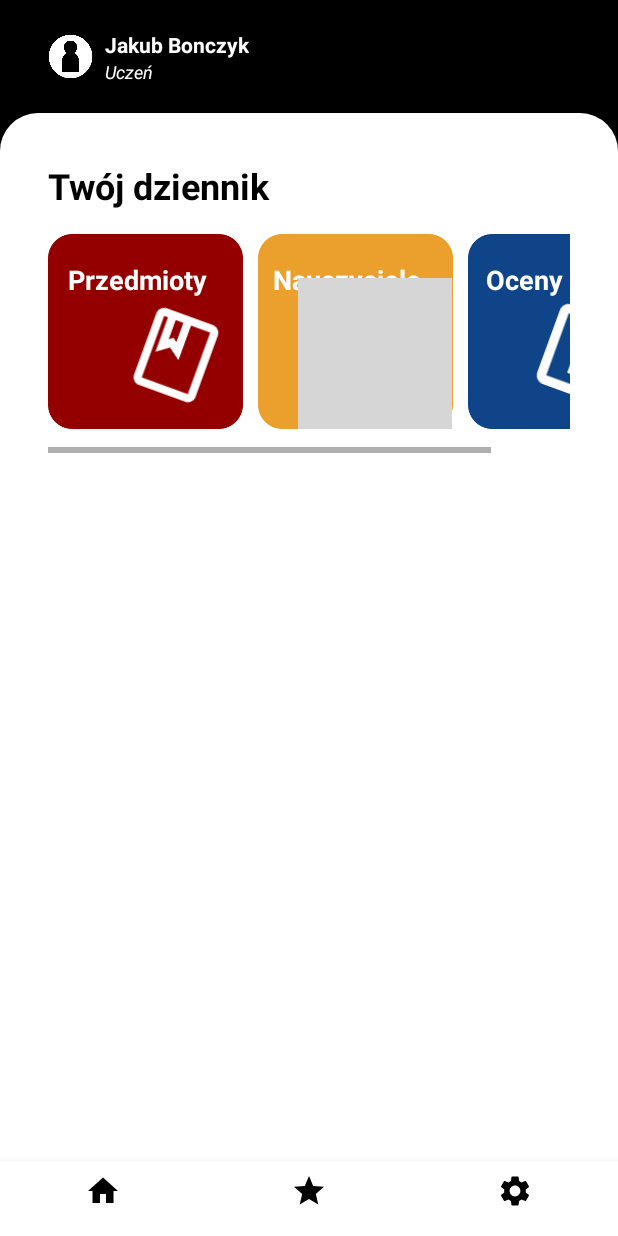
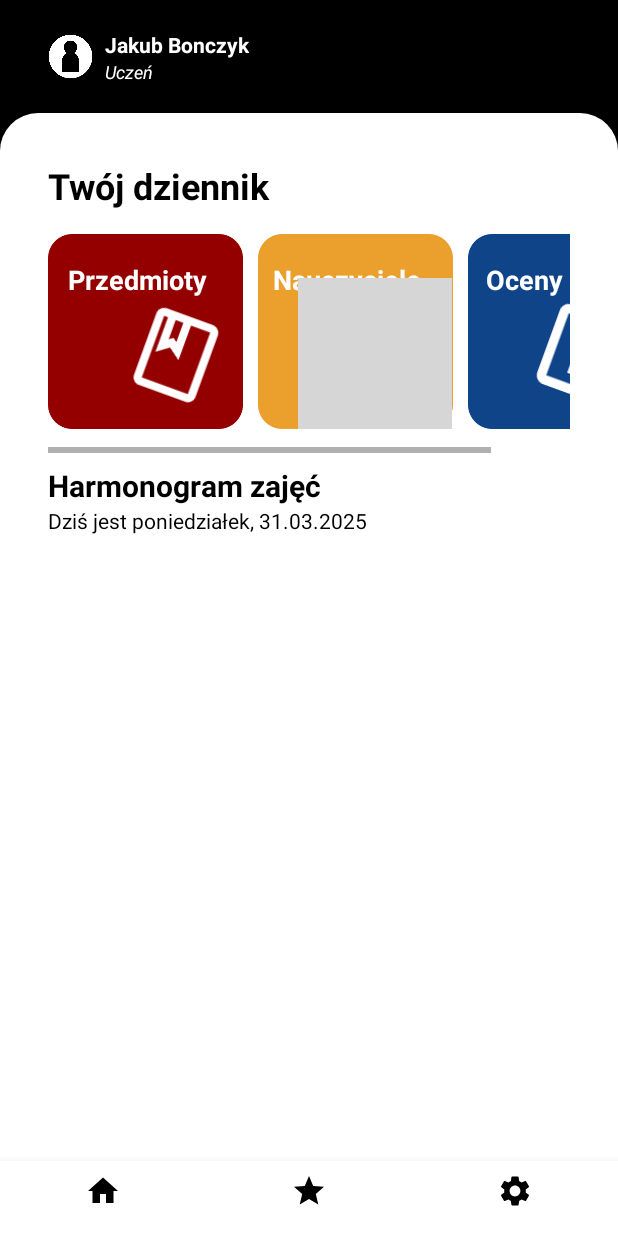
Before and after one commit to jakubbonczyk/MemoriesppAndroid, an Android app: the HomeFragment screen opened directly, with no data from a screen before it, on a phone screen of 412 x 824 dp. Run offline under Robolectric (Android 15) with nearby library versions, the light colour scheme and no system bars; grey boxes are pictures that could not be loaded.

Commit message:
Changes:  - added functionality to Grades button

```diff
--- a/app/src/main/java/com/example/memoriespp/HomeFragment.java
+++ b/app/src/main/java/com/example/memoriespp/HomeFragment.java
@@ -1,5 +1,6 @@
 package com.example.memoriespp;
 
+import android.content.Intent;
 import android.os.Bundle;
 
 import androidx.fragment.app.Fragment;
@@ -7,12 +8,46 @@ import androidx.fragment.app.Fragment;
 import android.view.LayoutInflater;
 import android.view.View;
 import android.view.ViewGroup;
+import android.widget.FrameLayout;
+import android.widget.ImageButton;
+import android.widget.TextView;
+
+import java.text.SimpleDateFormat;
+import java.util.Calendar;
+import java.util.Locale;
 
 public class HomeFragment extends Fragment {
 
     @Override
     public View onCreateView(LayoutInflater inflater, ViewGroup container,
                              Bundle savedInstanceState) {
-        return inflater.inflate(R.layout.fragment_home, container, false);
+        View rootView = inflater.inflate(R.layout.fragment_home, container, false);
+
+        TextView textView12 = rootView.findViewById(R.id.textView12);
+
+        Calendar calendar = Calendar.getInstance();
+
+        String[] dniTygodnia = {
+                "niedziela", "poniedziałek", "wtorek", "środa", "czwartek", "piątek", "sobota"
+        };
+
+        int dayOfWeekIndex = calendar.get(Calendar.DAY_OF_WEEK) - 1;
+
+        SimpleDateFormat dateFormat = new SimpleDateFormat("dd.MM.yyyy", Locale.getDefault());
+        String currentDate = dateFormat.format(calendar.getTime());
+
+        String message = "Dziś jest " + dniTygodnia[dayOfWeekIndex] + ", " + currentDate;
+        textView12.setText(message);
+
+        ImageButton gradesButton = rootView.findViewById(R.id.gradesButton);
+        gradesButton.setOnClickListener(view -> {
+            GradesFragment gradesFragment = new GradesFragment();
+            getActivity().getSupportFragmentManager().beginTransaction()
+                    .replace(R.id.container, gradesFragment)
+                    .addToBackStack(null) // Dodaje transakcję do stosu, by umożliwić powrót
+                    .commit();
+        });
+
+        return rootView;
     }
 }
--- a/app/src/main/java/com/example/memoriespp/MainActivity.java
+++ b/app/src/main/java/com/example/memoriespp/MainActivity.java
@@ -2,12 +2,9 @@ package com.example.memoriespp;
 
 import android.os.Bundle;
 import android.view.MenuItem;
-
 import androidx.appcompat.app.AppCompatActivity;
-
 import com.google.android.material.bottomnavigation.BottomNavigationView;
 import com.google.android.material.navigation.NavigationBarView;
-
 
 public class MainActivity extends AppCompatActivity {
 
@@ -22,27 +19,35 @@ public class MainActivity extends AppCompatActivity {
         setContentView(R.layout.activity_main);
 
         bottomNavigationView = findViewById(R.id.bottom_navigation);
-        getSupportFragmentManager().beginTransaction().replace(R.id.container, homeFragment).commit();
+
+        if (savedInstanceState == null) {
+            getSupportFragmentManager().beginTransaction()
+                    .replace(R.id.container, homeFragment)
+                    .commit();
+        }
 
         bottomNavigationView.setOnItemSelectedListener(new NavigationBarView.OnItemSelectedListener() {
             @Override
             public boolean onNavigationItemSelected(MenuItem item) {
                 int itemId = item.getItemId();
                 if (itemId == R.id.home) {
-                    getSupportFragmentManager().beginTransaction().replace(R.id.container, homeFragment).commit();
+                    getSupportFragmentManager().beginTransaction()
+                            .replace(R.id.container, homeFragment)
+                            .commit();
                     return true;
                 } else if (itemId == R.id.settings) {
-                    getSupportFragmentManager().beginTransaction().replace(R.id.container, settingsFragment).commit();
+                    getSupportFragmentManager().beginTransaction()
+                            .replace(R.id.container, settingsFragment)
+                            .commit();
                     return true;
                 } else if (itemId == R.id.grades) {
-                    getSupportFragmentManager().beginTransaction().replace(R.id.container, gradesFragment).commit();
+                    getSupportFragmentManager().beginTransaction()
+                            .replace(R.id.container, gradesFragment)
+                            .commit();
                     return true;
                 }
                 return false;
             }
         });
-
-
     }
-
 }
--- a/app/src/main/res/layout/fragment_home.xml
+++ b/app/src/main/res/layout/fragment_home.xml
@@ -26,6 +26,7 @@
             tools:ignore="MissingConstraints" />
 
         <HorizontalScrollView
+            android:id="@+id/horizontalScrollView"
             android:layout_width="match_parent"
             android:layout_height="0dp"
             app:layout_constraintEnd_toEndOf="parent"
@@ -39,7 +40,7 @@
                 android:paddingTop="16dp"
                 android:paddingBottom="16dp">
 
-<!--BUTTON 1-->
+                <!--BUTTON 1-->
 
                 <FrameLayout
                     android:layout_width="130dp"
@@ -50,11 +51,11 @@
                         android:id="@+id/classesButton"
                         android:layout_width="130dp"
                         android:layout_height="130dp"
+                        android:layout_marginRight="10dp"
                         android:layout_weight="1"
-                        android:src="@drawable/classes_button"
+                        android:background="@null"
                         android:scaleType="fitCenter"
-                        android:layout_marginRight="10dp"
-                        android:background="@null"/>
+                        android:src="@drawable/classes_button" />
 
                     <TextView
                         android:id="@+id/classesText"
@@ -62,11 +63,11 @@
                         android:layout_height="wrap_content"
                         android:layout_gravity="center|top"
                         android:layout_marginTop="18dp"
+                        android:layout_marginRight="5dp"
                         android:text="Przedmioty"
-                        android:layout_marginRight="5dp"
                         android:textColor="@color/white"
-                        android:textStyle="bold"
-                        android:textSize="18sp" />
+                        android:textSize="18sp"
+                        android:textStyle="bold" />
 
                     <ImageView
                         android:id="@+id/classesIcon"
@@ -79,7 +80,7 @@
                         android:src="@drawable/outline_book_24" />
                 </FrameLayout>
 
-<!--BUTTON 2-->
+                <!--BUTTON 2-->
 
                 <FrameLayout
                     android:layout_width="130dp"
@@ -91,9 +92,9 @@
                         android:id="@+id/teachersButton"
                         android:layout_width="130dp"
                         android:layout_height="130dp"
-                        android:src="@drawable/teachers_button"
+                        android:background="@null"
                         android:scaleType="fitCenter"
-                        android:background="@null" />
+                        android:src="@drawable/teachers_button" />
 
                     <TextView
                         android:id="@+id/teachersText"
@@ -101,11 +102,11 @@
                         android:layout_height="wrap_content"
                         android:layout_gravity="center|top"
                         android:layout_marginTop="18dp"
+                        android:layout_marginRight="5dp"
                         android:text="Nauczyciele"
-                        android:layout_marginRight="5dp"
                         android:textColor="@color/white"
-                        android:textStyle="bold"
-                        android:textSize="18sp"/>
+                        android:textSize="18sp"
+                        android:textStyle="bold" />
 
                     <ImageView
                         android:id="@+id/teachersIcon"
@@ -118,7 +119,7 @@
                         android:src="@drawable/outline_history_edu_24" />
                 </FrameLayout>
 
-<!--BUTTON 3-->
+                <!--BUTTON 3-->
 
                 <FrameLayout
                     android:layout_width="130dp"
@@ -130,21 +131,21 @@
                         android:layout_width="130dp"
                         android:layout_height="130dp"
                         android:layout_weight="1"
-                        android:src="@drawable/grades_button"
+                        android:background="@null"
                         android:scaleType="fitCenter"
-                        android:background="@null"/>
+                        android:src="@drawable/grades_button" />
 
                     <TextView
                         android:id="@+id/gradesText"
                         android:layout_width="wrap_content"
                         android:layout_height="wrap_content"
                         android:layout_gravity="left|top"
+                        android:layout_marginLeft="12dp"
                         android:layout_marginTop="18dp"
                         android:text="Oceny"
-                        android:layout_marginLeft="12dp"
                         android:textColor="@color/white"
-                        android:textStyle="bold"
-                        android:textSize="18sp" />
+                        android:textSize="18sp"
+                        android:textStyle="bold" />
 
                     <ImageView
                         android:id="@+id/gradesIcon"
@@ -160,6 +161,30 @@
 
             </LinearLayout>
         </HorizontalScrollView>
+
+        <TextView
+            android:id="@+id/textView11"
+            android:layout_width="match_parent"
+            android:layout_height="wrap_content"
+            android:layout_marginTop="8dp"
+            android:text="Harmonogram zajęć"
+            android:textColor="@color/black"
+            android:textSize="20sp"
+            android:textStyle="bold"
+            app:layout_constraintTop_toBottomOf="@+id/horizontalScrollView"
+            tools:ignore="MissingConstraints"
+            tools:layout_editor_absoluteX="32dp" />
+
+        <TextView
+            android:id="@+id/textView12"
+            android:layout_width="0dp"
+            android:layout_height="wrap_content"
+            android:text="Dziś jest dzień, data"
+            android:textColor="@color/black"
+
+            app:layout_constraintEnd_toEndOf="parent"
+            app:layout_constraintStart_toStartOf="@+id/textView11"
+            app:layout_constraintTop_toBottomOf="@+id/textView11" />
     </androidx.constraintlayout.widget.ConstraintLayout>
 
 </androidx.constraintlayout.widget.ConstraintLayout>
```
